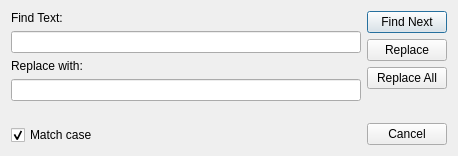
This is source/ide/replace.ui in IanFinlayson/tetra as Qt 5 draws it before an edit. The edited form follows.
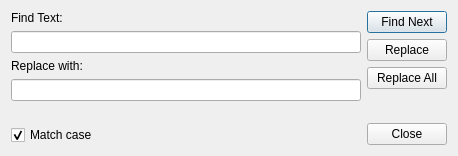
This is the edited form.

Commit message: [IDE] implement the replace dialog!

```diff
--- a/source/ide/replace.ui
+++ b/source/ide/replace.ui
@@ -103,7 +103,7 @@
      <item>
       <widget class="QPushButton" name="cancel">
        <property name="text">
-        <string>Cancel</string>
+        <string>Close</string>
        </property>
       </widget>
      </item>
```
The commit also changes 4 other files.
